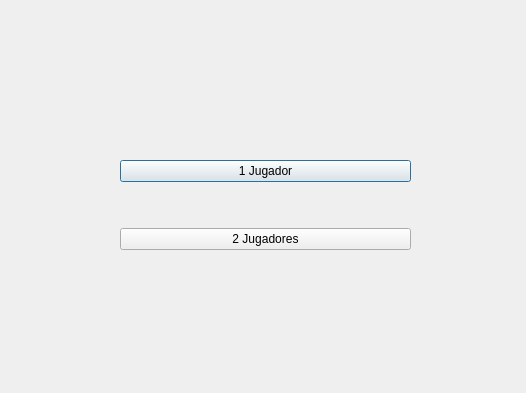
Old version of the form video_gameV1/login.ui in the repository EasierMonk95/Proyecto-Final.
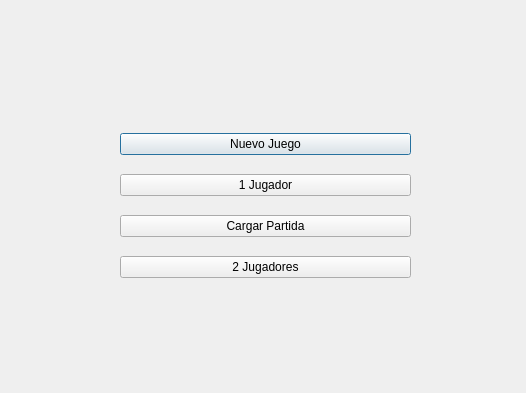
New version of the form.

Commit message: Se añaden nuevos botones en el login para definir un nuevo juego y cargar una partida, tambien se añadieron varios comentarios en el codigo

The edit to the form file:
```diff
--- a/video_gameV1/login.ui
+++ b/video_gameV1/login.ui
@@ -13,7 +13,7 @@
   <property name="windowTitle">
    <string>Dialog</string>
   </property>
-  <widget class="QWidget" name="">
+  <widget class="QWidget" name="layoutWidget">
    <property name="geometry">
     <rect>
      <x>120</x>
@@ -23,6 +23,13 @@
     </rect>
    </property>
    <layout class="QVBoxLayout" name="verticalLayout">
+    <item>
+     <widget class="QPushButton" name="NewGame">
+      <property name="text">
+       <string>Nuevo Juego</string>
+      </property>
+     </widget>
+    </item>
     <item>
      <widget class="QPushButton" name="J1">
       <property name="text">
@@ -30,6 +37,13 @@
       </property>
      </widget>
     </item>
+    <item>
+     <widget class="QPushButton" name="LoadGame">
+      <property name="text">
+       <string>Cargar Partida</string>
+      </property>
+     </widget>
+    </item>
     <item>
      <widget class="QPushButton" name="J2">
       <property name="text">
```
The commit also changes 111 other files.
